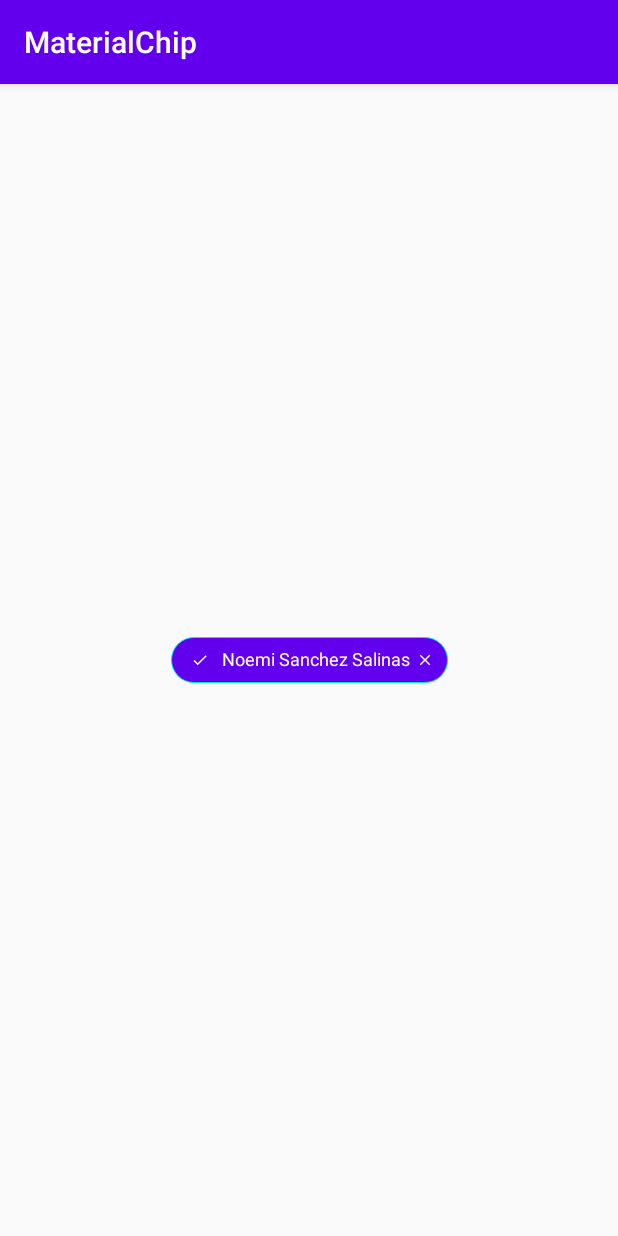
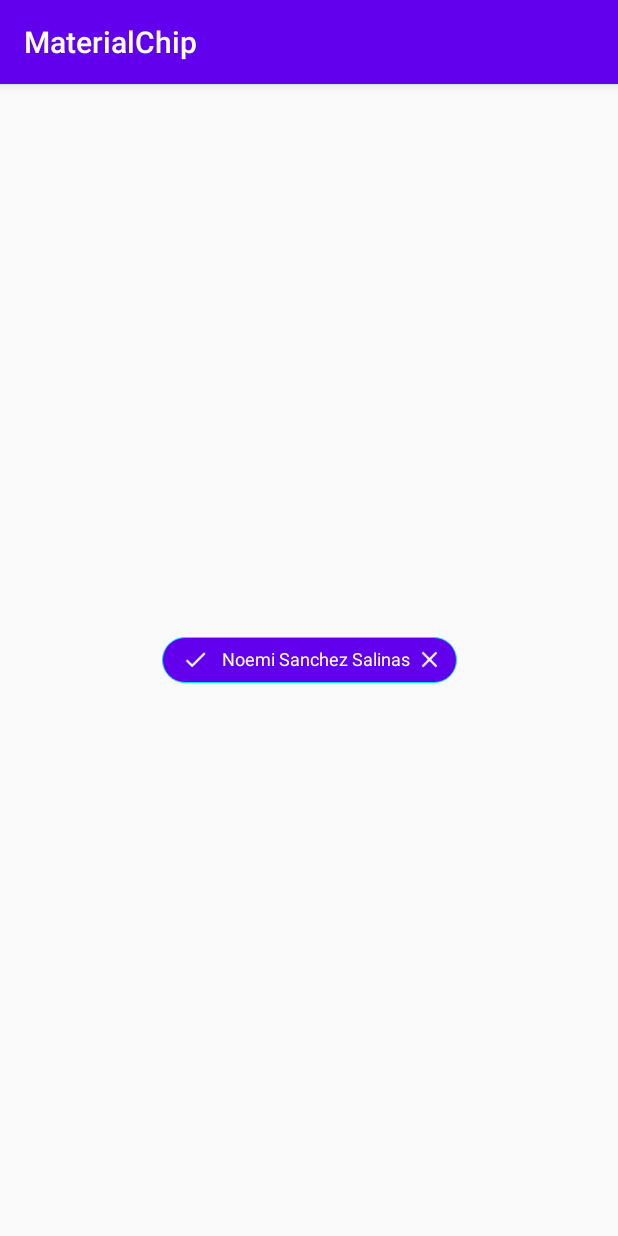
Before and after one commit to israis007/MaterialChip, an Android app: the screen it shows after launch (MainActivity), on a phone screen of 412 x 824 dp. Run offline under Robolectric (Android 15) with nearby library versions, the phone set to English and light mode, and no system bars.

Commit message:
Update ChipSimple.kt

```diff
--- a/materialchip/src/main/java/com/israis007/materialchip/ui/ChipSimple.kt
+++ b/materialchip/src/main/java/com/israis007/materialchip/ui/ChipSimple.kt
@@ -78,10 +78,10 @@ class ChipSimple @JvmOverloads constructor(
         val lap = iv_icon.layoutParams as ConstraintLayout.LayoutParams
         val lap_close = iv_iconClose.layoutParams as ConstraintLayout.LayoutParams
 
-        lap.width = simpleAttrs.textChipSize.toInt()
-        lap.height = simpleAttrs.textChipSize.toInt()
-        lap_close.width = simpleAttrs.textChipSize.toInt()
-        lap_close.height = simpleAttrs.textChipSize.toInt()
+        lap.width = (simpleAttrs.textChipSize * 1.5).toInt()
+        lap.height = (simpleAttrs.textChipSize * 1.5).toInt()
+        lap_close.width = (simpleAttrs.textChipSize * 1.5).toInt()
+        lap_close.height = (simpleAttrs.textChipSize * 1.5).toInt()
 
         iv_icon.layoutParams = lap
         iv_iconClose.layoutParams = lap_close
```
